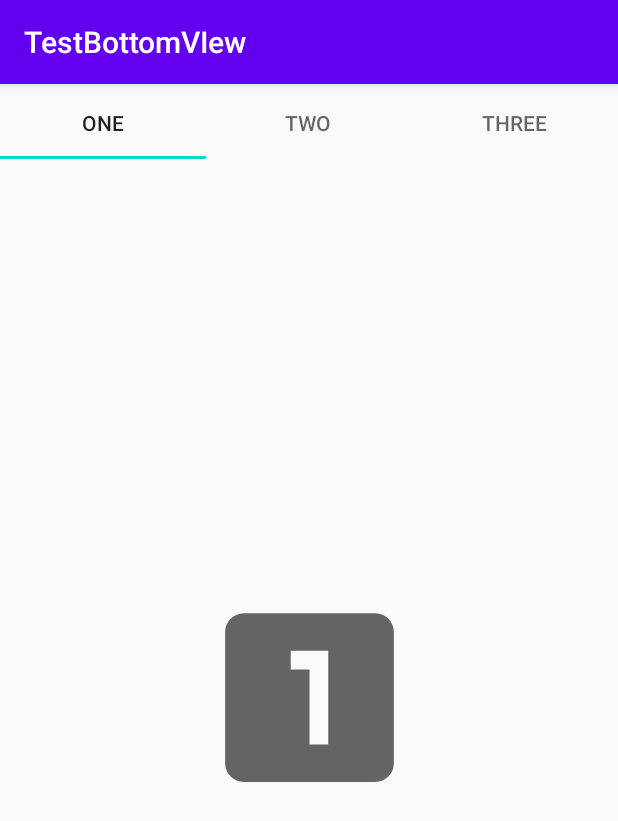
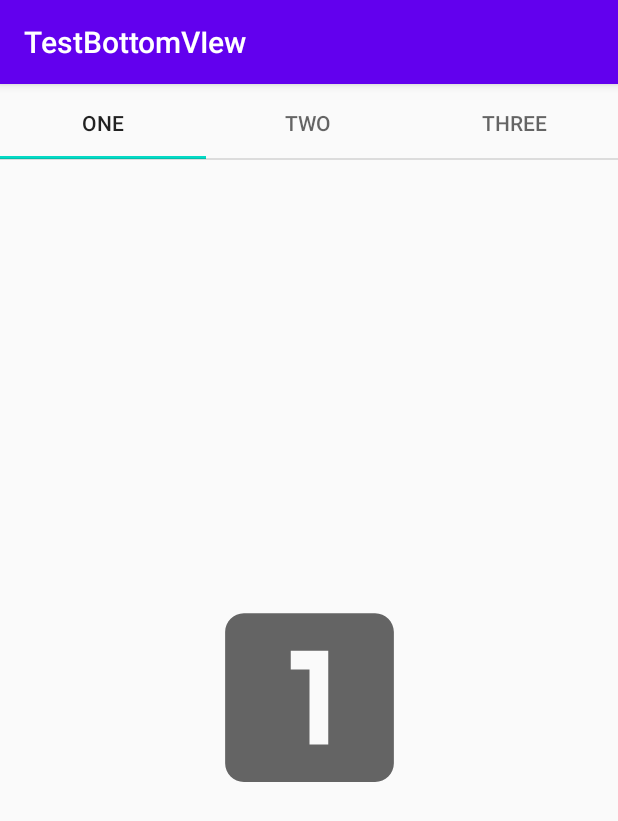
Before and after one commit to vinyumao/JetpackDemo, an Android app: the ViewPage2Activity screen opened directly, with no data from a screen before it, on a phone screen of 412 x 824 dp. Shown: the top 821 px of the screen. Run offline under Robolectric (Android 15) with nearby library versions, the phone set to English and light mode, and no system bars.

Commit message:
ViewPage2

```diff
--- a/app/src/main/res/layout/activity_view_page2.xml
+++ b/app/src/main/res/layout/activity_view_page2.xml
@@ -38,6 +38,16 @@
         android:orientation="horizontal"
         app:layout_constraintGuide_percent="0.067031465" />
 
+    <View
+        android:id="@+id/divider"
+        android:layout_width="match_parent"
+        android:layout_height="1dp"
+        android:background="?android:attr/listDivider"
+        app:layout_constraintBottom_toTopOf="@+id/mViewPage2"
+        app:layout_constraintEnd_toEndOf="parent"
+        app:layout_constraintStart_toStartOf="parent"
+        app:layout_constraintTop_toTopOf="@id/mViewPage2" />
+
     <androidx.viewpager2.widget.ViewPager2
         android:id="@+id/mViewPage2"
         android:layout_width="0dp"
```
